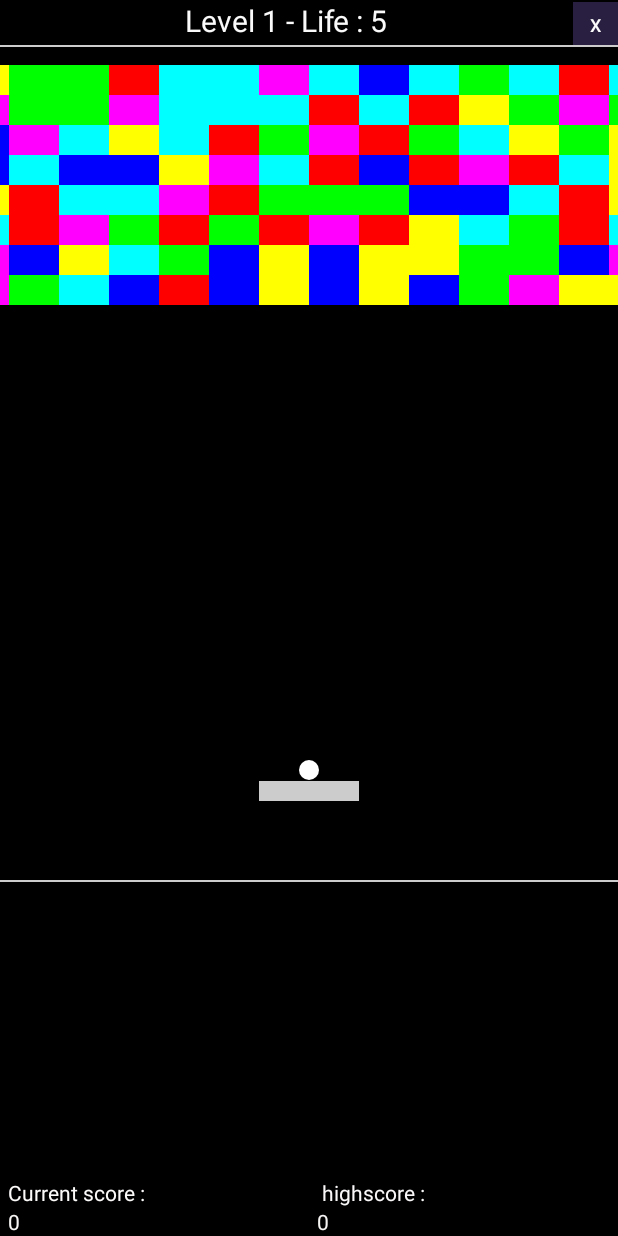
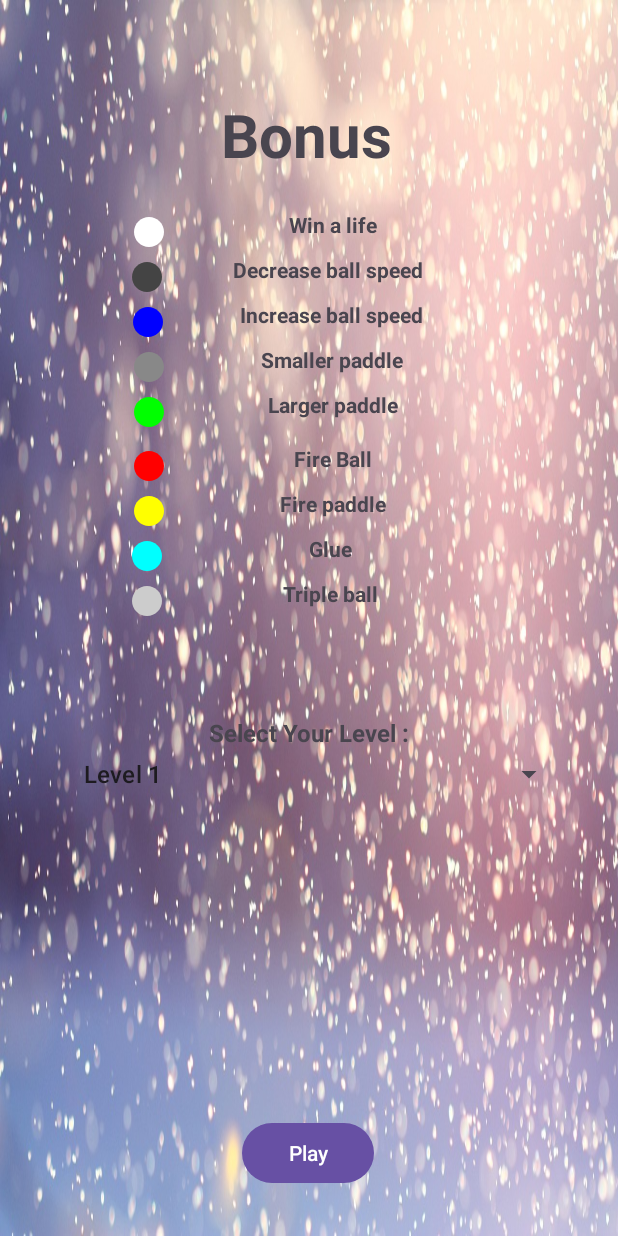
Before and after one commit to JonathanChatelet/Breaking_ball, an Android app: the screen it shows after launch (GameActivity before the commit, BrekingBallRulesActivity after it), after a tap on "Start Game", on a phone screen of 412 x 824 dp. Run offline under Robolectric (Android 15) with nearby library versions, the light colour scheme and no system bars.

Commit message:
Breaking ball amelioration

```diff
--- a/app/src/main/AndroidManifest.xml
+++ b/app/src/main/AndroidManifest.xml
@@ -36,6 +36,9 @@
         android:theme="@style/Theme.BreakingBall"
         tools:targetApi="31">
         <activity
+            android:name=".BrekingBallRulesActivity"
+            android:exported="false" />
+        <activity
             android:name=".GameActivity"
             android:exported="false"
             android:screenOrientation="portrait" />
--- /dev/null
+++ b/app/src/main/java/fr/jonybegood/breakingball/BrekingBallRulesActivity.java
@@ -0,0 +1,102 @@
+package fr.jonybegood.breakingball;
+
+import android.content.Intent;
+import android.graphics.Color;
+import android.os.Bundle;
+import android.view.View;
+import android.widget.AdapterView;
+import android.widget.ArrayAdapter;
+import android.widget.Spinner;
+
+import androidx.activity.EdgeToEdge;
+import androidx.activity.result.ActivityResultLauncher;
+import androidx.activity.result.contract.ActivityResultContracts;
+import androidx.appcompat.app.AppCompatActivity;
+import androidx.core.graphics.Insets;
+import androidx.core.view.ViewCompat;
+import androidx.core.view.WindowInsetsCompat;
+
+import java.io.Serializable;
+import java.util.ArrayList;
+import java.util.List;
+
+import fr.jonybegood.breakingball.entities.Game;
+
+public class BrekingBallRulesActivity extends AppCompatActivity {
+
+    private Game game;
+    private Spinner spLevel;
+    private ArrayAdapter<String> adapter;
+    private List<String> levels = new ArrayList<>();
+    private ActivityResultLauncher<Intent> activityLauncher;
+
+    @Override
+    protected void onCreate(Bundle savedInstanceState) {
+        super.onCreate(savedInstanceState);
+        EdgeToEdge.enable(this);
+        setContentView(R.layout.activity_breking_ball_rules);
+        ViewCompat.setOnApplyWindowInsetsListener(findViewById(R.id.main), (v, insets) -> {
+            Insets systemBars = insets.getInsets(WindowInsetsCompat.Type.systemBars());
+            v.setPadding(systemBars.left, systemBars.top, systemBars.right, systemBars.bottom);
+            return insets;
+        });
+        spLevel = findViewById(R.id.sp_level);
+        game = (Game) getIntent().getExtras().getSerializable("game");
+
+        for(int i=0;i<game.getP().getLevel();i++)
+            levels.add("Level "+(i+1));
+
+        adapter = new ArrayAdapter<>(this, android.R.layout.simple_list_item_1, levels);
+        spLevel.setAdapter(adapter);
+
+        spLevel.setOnItemSelectedListener(new AdapterView.OnItemSelectedListener() {
+            @Override
+            public void onItemSelected(AdapterView<?> parent, View view, int position, long id) {
+                game.setCurrent_level(position+1);
+            }
+
+            @Override
+            public void onNothingSelected(AdapterView<?> parent) {
+                //Le spinner ne contient d'élément vide
+            }
+        });
+
+        activityLauncher = registerForActivityResult(
+                new ActivityResultContracts.StartActivityForResult(),
+                result -> {
+                    if (result.getResultCode() == RESULT_OK) {
+                        Intent data = result.getData();
+                        setResult(RESULT_OK, data);
+                        finish();
+                    }
+                }
+        );
+    }
+
+    public void btnPlayGame(View view)
+    {
+        Intent intent = new Intent(this, GameActivity.class);
+        Bundle b = new Bundle();
+        b.putSerializable("game", (Serializable) game);
+        intent.putExtras(b);
+        activityLauncher.launch(intent);
+    }
+    @Override
+    protected void onPause() {
+        super.onPause();
+    }
+
+    @Override
+    protected void onStop() {
+        super.onStop();
+    }
+    @Override
+    protected void onRestart() {
+        super.onRestart();
+    }
+
+    @Override
+    protected void onDestroy() {
+        super.onDestroy();
+    }
+}
--- a/app/src/main/java/fr/jonybegood/breakingball/GameFragment.java
+++ b/app/src/main/java/fr/jonybegood/breakingball/GameFragment.java
@@ -30,19 +30,20 @@ public class GameFragment extends Fragment {
     private String mParam2;
 
     private Game game;
-
+    private BooleanWrapper runningThread;
     private TextView tvGameInfo,tvScore,tvHighscore;
 
     public GameFragment() {
         // Required empty public constructor
     }
 
-    public GameFragment(Game game, TextView tvGameInfo, TextView tvScore,TextView tvHighscore) {
+    public GameFragment(Game game, TextView tvGameInfo, TextView tvScore,TextView tvHighscore,BooleanWrapper runningThread) {
         // Required empty public constructor
         this.game=game;
         this.tvGameInfo = tvGameInfo;
         this.tvScore = tvScore;
         this.tvHighscore=tvHighscore;
+        this.runningThread = runningThread;
     }
 
     /**
@@ -76,7 +77,7 @@ public class GameFragment extends Fragment {
     public View onCreateView(LayoutInflater inflater, ViewGroup container,
                              Bundle savedInstanceState) {
 
-        BreakoutView breakoutView = new BreakoutView(getContext(),game,tvGameInfo,tvScore,tvHighscore);
+        BreakoutView breakoutView = new BreakoutView(getContext(),game,tvGameInfo,tvScore,tvHighscore,runningThread);
         // Inflate the layout for this fragment
         return breakoutView;
     }
--- a/app/src/main/java/fr/jonybegood/breakingball/MainActivity.java
+++ b/app/src/main/java/fr/jonybegood/breakingball/MainActivity.java
@@ -165,7 +165,7 @@ public class MainActivity extends AppCompatActivity {
     }
 
     public void btnStartGame(View view) {
-        Intent intent = new Intent(this, GameActivity.class);
+        Intent intent = new Intent(this, BrekingBallRulesActivity.class);
         Bundle b = new Bundle();
         b.putSerializable("game", (Serializable) game);
         intent.putExtras(b);
--- a/app/src/main/java/fr/jonybegood/breakingball/entities/Game.java
+++ b/app/src/main/java/fr/jonybegood/breakingball/entities/Game.java
@@ -6,6 +6,8 @@ public class Game implements Serializable {
     private int life;
     private long score;
 
+    private int current_level;
+
     private Profil p;
 
     private boolean sound_effect;
@@ -13,6 +15,10 @@ public class Game implements Serializable {
 
     public void setLife(int life) {
         this.life = life;
+    }
+
+    public void setCurrent_level(int current_level) {
+        this.current_level = current_level;
     }
 
     public void setScore(long score) {
@@ -33,6 +39,10 @@ public class Game implements Serializable {
 
     public int getLife() {
         return life;
+    }
+
+    public int getCurrent_level() {
+        return current_level;
     }
 
     public long getScore() {
@@ -57,8 +67,7 @@ public class Game implements Serializable {
         this.p = p;
         this.sound_effect = sound_effect;
         this.music=music;
-
-
+        current_level = p.getLevel();
     }
 
     public Game() {
--- /dev/null
+++ b/app/src/main/res/drawable/baseline_circle_24.xml
@@ -0,0 +1,5 @@
+<vector xmlns:android="http://schemas.android.com/apk/res/android" android:height="24dp" android:tint="#000000" android:viewportHeight="24" android:viewportWidth="24" android:width="24dp">
+
+    <path android:fillColor="@android:color/white" android:pathData="M12,2C6.47,2 2,6.47 2,12s4.47,10 10,10 10,-4.47 10,-10S17.53,2 12,2z"/>
+
+</vector>
--- /dev/null
+++ b/app/src/main/res/layout/activity_breking_ball_rules.xml
@@ -0,0 +1,218 @@
+<?xml version="1.0" encoding="utf-8"?>
+<androidx.constraintlayout.widget.ConstraintLayout xmlns:android="http://schemas.android.com/apk/res/android"
+    xmlns:app="http://schemas.android.com/apk/res-auto"
+    xmlns:tools="http://schemas.android.com/tools"
+    android:id="@+id/main"
+    android:layout_width="match_parent"
+    android:layout_height="match_parent"
+    android:background="@drawable/snowfall"
+    tools:context=".BrekingBallRulesActivity">
+
+    <Button
+        android:id="@+id/btn_play"
+        android:layout_width="wrap_content"
+        android:layout_height="wrap_content"
+        android:text="Play"
+        android:onClick="btnPlayGame"
+        app:layout_constraintBottom_toBottomOf="parent"
+        app:layout_constraintEnd_toEndOf="parent"
+        app:layout_constraintHorizontal_bias="0.498"
+        app:layout_constraintStart_toStartOf="parent"
+        app:layout_constraintTop_toTopOf="parent"
+        app:layout_constraintVertical_bias="0.96" />
+
+    <TextView
+        android:id="@+id/textView5"
+        android:layout_width="179dp"
+        android:layout_height="51dp"
+        android:text="Bonus "
+        android:textAlignment="center"
+        android:textSize="40sp"
+        android:textStyle="bold"
+        app:layout_constraintBottom_toTopOf="@+id/textView6"
+        app:layout_constraintEnd_toEndOf="parent"
+        app:layout_constraintHorizontal_bias="0.516"
+        app:layout_constraintStart_toStartOf="parent"
+        app:layout_constraintTop_toTopOf="parent"
+        app:layout_constraintVertical_bias="0.704" />
+
+    <TextView
+        android:id="@+id/textView6"
+        android:layout_width="250dp"
+        android:layout_height="30dp"
+        android:drawableLeft="@drawable/baseline_circle_24"
+        android:drawableTint="#FFFFFFFF"
+        android:paddingStart="5sp"
+        android:text="Win a life"
+        android:textAlignment="center"
+        android:textStyle="bold"
+        app:layout_constraintBottom_toTopOf="@+id/textView8"
+        app:layout_constraintEnd_toEndOf="parent"
+        app:layout_constraintHorizontal_bias="0.508"
+        app:layout_constraintStart_toStartOf="parent"
+        app:layout_constraintTop_toTopOf="parent"
+        app:layout_constraintVertical_bias="1.0" />
+
+    <TextView
+        android:id="@+id/textView8"
+        android:layout_width="250dp"
+        android:layout_height="30dp"
+        android:drawableLeft="@drawable/baseline_circle_24"
+        android:drawableTint="#FF444444"
+        android:paddingStart="5sp"
+        android:text="Decrease ball speed "
+        android:textAlignment="center"
+        android:textStyle="bold"
+        app:layout_constraintBottom_toTopOf="@+id/textView11"
+        app:layout_constraintEnd_toEndOf="parent"
+        app:layout_constraintHorizontal_bias="0.498"
+        app:layout_constraintStart_toStartOf="parent"
+        app:layout_constraintTop_toTopOf="parent"
+        app:layout_constraintVertical_bias="1.0" />
+
+    <TextView
+        android:id="@+id/textView11"
+        android:layout_width="250dp"
+        android:layout_height="30dp"
+        android:drawableLeft="@drawable/baseline_circle_24"
+        android:drawableTint="#FF0000FF"
+        android:paddingStart="5sp"
+        android:text="Increase ball speed"
+        android:textAlignment="center"
+        android:textStyle="bold"
+        app:layout_constraintBottom_toTopOf="@+id/textView12"
+        app:layout_constraintEnd_toEndOf="parent"
+        app:layout_constraintHorizontal_bias="0.501"
+        app:layout_constraintStart_toStartOf="parent"
+        app:layout_constraintTop_toTopOf="parent"
+        app:layout_constraintVertical_bias="1.0" />
+
+    <TextView
+        android:id="@+id/textView12"
+        android:layout_width="250dp"
+        android:layout_height="30dp"
+        android:drawableLeft="@drawable/baseline_circle_24"
+        android:drawableTint="#FF888888"
+        android:paddingStart="5sp"
+        android:text="Smaller paddle"
+        android:textAlignment="center"
+        android:textStyle="bold"
+        app:layout_constraintBottom_toTopOf="@+id/textView13"
+        app:layout_constraintEnd_toEndOf="parent"
+        app:layout_constraintHorizontal_bias="0.508"
+        app:layout_constraintStart_toStartOf="parent"
+        app:layout_constraintTop_toTopOf="parent"
+        app:layout_constraintVertical_bias="1.0" />
+
+    <TextView
+        android:id="@+id/textView13"
+        android:layout_width="250dp"
+        android:layout_height="30dp"
+        android:drawableLeft="@drawable/baseline_circle_24"
+        android:drawableTint="#FF00FF00"
+        android:paddingStart="5sp"
+        android:text="Larger paddle"
+        android:textAlignment="center"
+        android:textStyle="bold"
+        app:layout_constraintBottom_toTopOf="@+id/textView14"
+        app:layout_constraintEnd_toEndOf="parent"
+        app:layout_constraintHorizontal_bias="0.508"
+        app:layout_constraintStart_toStartOf="parent"
+        app:layout_constraintTop_toTopOf="parent"
+        app:layout_constraintVertical_bias="0.879" />
+
+    <TextView
+        android:id="@+id/textView14"
+        android:layout_width="250dp"
+        android:layout_height="30dp"
+        android:drawableLeft="@drawable/baseline_circle_24"
+        android:drawableTint="#FFFFFF00"
+        android:paddingStart="5sp"
+        android:text="Fire paddle"
+        android:textAlignment="center"
+        android:textStyle="bold"
+        app:layout_constraintBottom_toTopOf="@+id/textView17"
+        app:layout_constraintEnd_toEndOf="parent"
+        app:layout_constraintHorizontal_bias="0.508"
+        app:layout_constraintStart_toStartOf="parent"
+        app:layout_constraintTop_toTopOf="parent"
+        app:layout_constraintVertical_bias="1.0" />
+
+    <TextView
+        android:id="@+id/textView15"
+        android:layout_width="250dp"
+        android:layout_height="30dp"
+        android:drawableLeft="@drawable/baseline_circle_24"
+        android:drawableTint="#FFFF0000"
+        android:paddingStart="5sp"
+        android:text="Fire Ball"
+        android:textAlignment="center"
+        android:textStyle="bold"
+        app:layout_constraintBottom_toTopOf="@+id/textView14"
+        app:layout_constraintEnd_toEndOf="parent"
+        app:layout_constraintHorizontal_bias="0.508"
+        app:layout_constraintStart_toStartOf="parent"
+        app:layout_constraintTop_toTopOf="parent"
+        app:layout_constraintVertical_bias="1.0" />
+
+    <TextView
+        android:id="@+id/textView16"
+        android:layout_width="250dp"
+        android:layout_height="30dp"
+        android:drawableLeft="@drawable/baseline_circle_24"
+        android:drawableTint="#FFCCCCCC"
+        android:paddingStart="5sp"
+        android:text="Triple ball"
+        android:textAlignment="center"
+        android:textStyle="bold"
+        app:layout_constraintBottom_toTopOf="@+id/btn_play"
+        app:layout_constraintEnd_toEndOf="parent"
+        app:layout_constraintHorizontal_bias="0.498"
+        app:layout_constraintStart_toStartOf="parent"
+        app:layout_constraintTop_toTopOf="parent"
+        app:layout_constraintVertical_bias="0.54" />
+
+    <TextView
+        android:id="@+id/textView17"
+        android:layout_width="250dp"
+        android:layout_height="30dp"
+        android:drawableLeft="@drawable/baseline_circle_24"
+        android:drawableTint="#FF00FFFF"
+        android:paddingStart="5sp"
+        android:text="Glue"
+        android:textAlignment="center"
+        android:textStyle="bold"
+        app:layout_constraintBottom_toTopOf="@+id/textView16"
+        app:layout_constraintEnd_toEndOf="parent"
+        app:layout_constraintHorizontal_bias="0.498"
+        app:layout_constraintStart_toStartOf="parent"
+        app:layout_constraintTop_toTopOf="parent"
+        app:layout_constraintVertical_bias="1.0" />
+
+    <TextView
+        android:id="@+id/textView18"
+        android:layout_width="180dp"
+        android:layout_height="26dp"
+        android:text="Select Your Level :"
+        android:textAlignment="center"
+        android:textSize="16sp"
+        android:textStyle="bold"
+        app:layout_constraintBottom_toTopOf="@+id/btn_play"
+        app:layout_constraintEnd_toEndOf="parent"
+        app:layout_constraintHorizontal_bias="0.497"
+        app:layout_constraintStart_toStartOf="parent"
+        app:layout_constraintTop_toBottomOf="@+id/textView16"
+        app:layout_constraintVertical_bias="0.202" />
+
+    <Spinner
+        android:id="@+id/sp_level"
+        android:layout_width="342dp"
+        android:layout_height="25dp"
+        android:paddingStart="5sp"
+        app:layout_constraintBottom_toTopOf="@+id/btn_play"
+        app:layout_constraintEnd_toEndOf="parent"
+        app:layout_constraintHorizontal_bias="0.492"
+        app:layout_constraintStart_toStartOf="parent"
+        app:layout_constraintTop_toBottomOf="@+id/textView18"
+        app:layout_constraintVertical_bias="0.0" />
+</androidx.constraintlayout.widget.ConstraintLayout>
```
Also changed, not shown: app/src/main/java/fr/jonybegood/breakingball/GameActivity.java (+7 -1 lines), app/src/main/java/fr/jonybegood/breakingball/entities/Ball.java (+9 -0 lines), app/src/main/java/fr/jonybegood/breakingball/entities/BreakoutView.java (+116 -43 lines), app/src/main/res/layout/activity_main.xml (+5 -6 lines), 1 other file.
